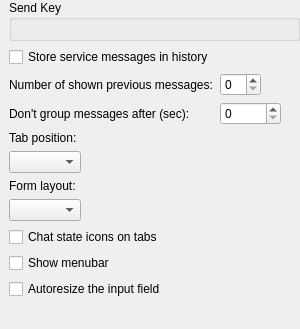
This is core/src/corelayers/adiumchat/chatforms/tabbedchatform/settings/tabbedchatbehavior.ui in euroelessar/qutim as Qt 5 draws it before an edit. The edited form follows.
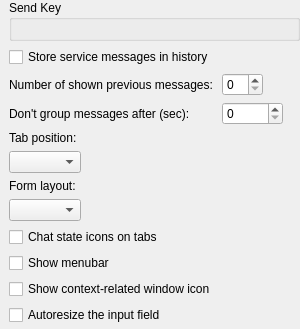
This is the edited form.

Commit message: [Core] Added ability to remove context-related chat window icon

Patch:
```diff
--- a/core/src/corelayers/adiumchat/chatforms/tabbedchatform/settings/tabbedchatbehavior.ui
+++ b/core/src/corelayers/adiumchat/chatforms/tabbedchatform/settings/tabbedchatbehavior.ui
@@ -117,13 +117,20 @@
      </property>
     </widget>
    </item>
-   <item row="10" column="0">
+   <item row="11" column="0">
     <widget class="QCheckBox" name="autoresizeBox">
      <property name="text">
       <string>Autoresize the input field</string>
      </property>
     </widget>
    </item>
+   <item row="10" column="0">
+    <widget class="QCheckBox" name="customIconBox">
+     <property name="text">
+      <string>Show context-related window icon</string>
+     </property>
+    </widget>
+   </item>
   </layout>
  </widget>
  <resources/>
```
The commit also changes 5 other files.
